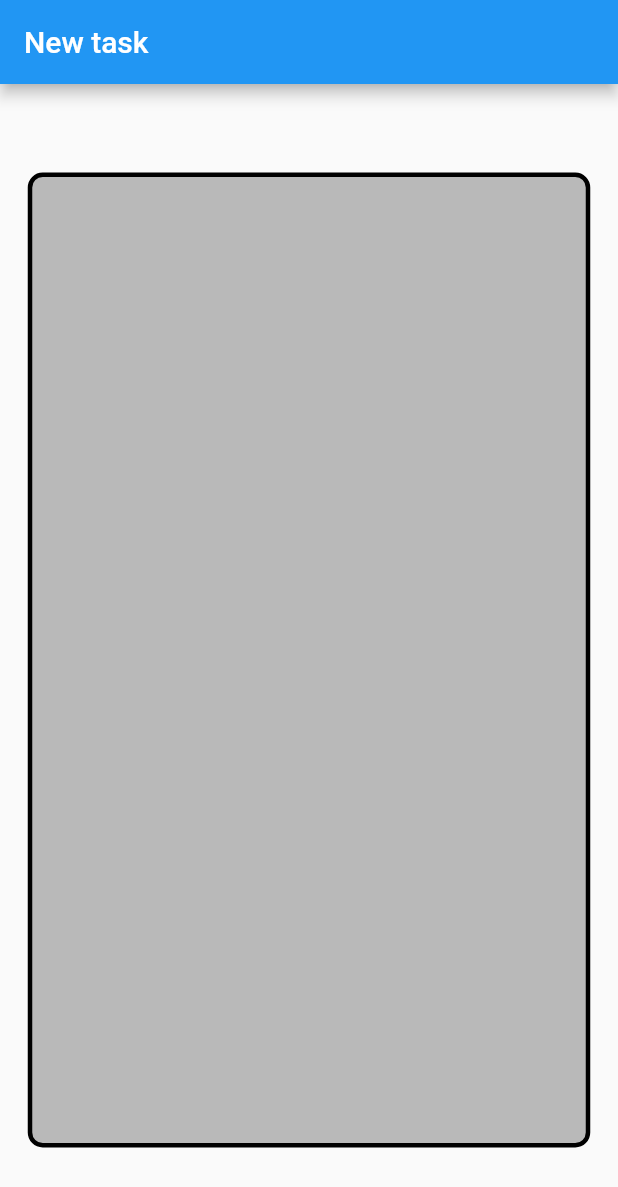
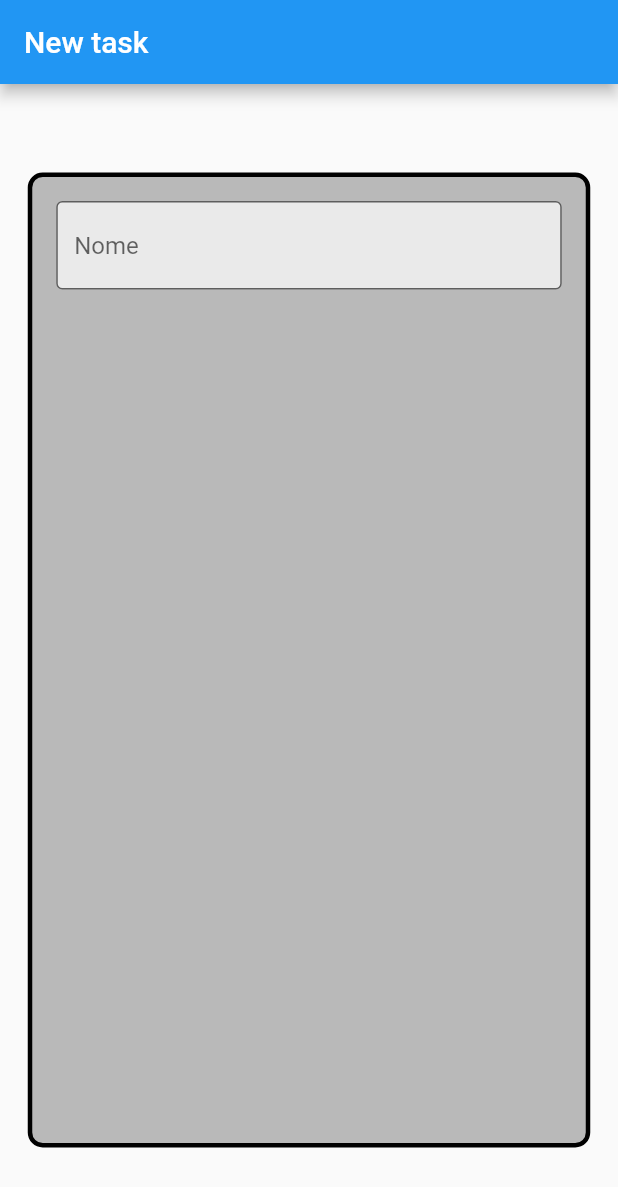
Before and after one commit to AlefeRocha/TaskApp, a Flutter app: the screen it shows after launch, on a phone screen of 412 x 824 dp. Shown: the top 1187 px of the screen. Run offline on Flutter 3.47's test engine with Material 2 defaults, Android fonts, the phone set to English and light mode, and no system bars.

Commit message:
Adição do primeiro text form.

```diff
--- a/lib/screens/form_screen.dart
+++ b/lib/screens/form_screen.dart
@@ -23,6 +23,22 @@ class _FormScreenState extends State<FormScreen> {
             borderRadius: BorderRadius.circular(10),
             border: Border.all(width: 3),
           ),
+          child: Column(
+            children: [
+              Padding(
+                padding: const EdgeInsets.all(16.0),
+                child: TextFormField(
+                  textAlign: TextAlign.start,
+                  decoration: InputDecoration(
+                    border: OutlineInputBorder(),
+                    hintText: 'Nome',
+                    fillColor: Colors.white70,
+                    filled: true,
+                  ),
+                ),
+              ),
+            ],
+          ),
         ),
       ),
     );
```
